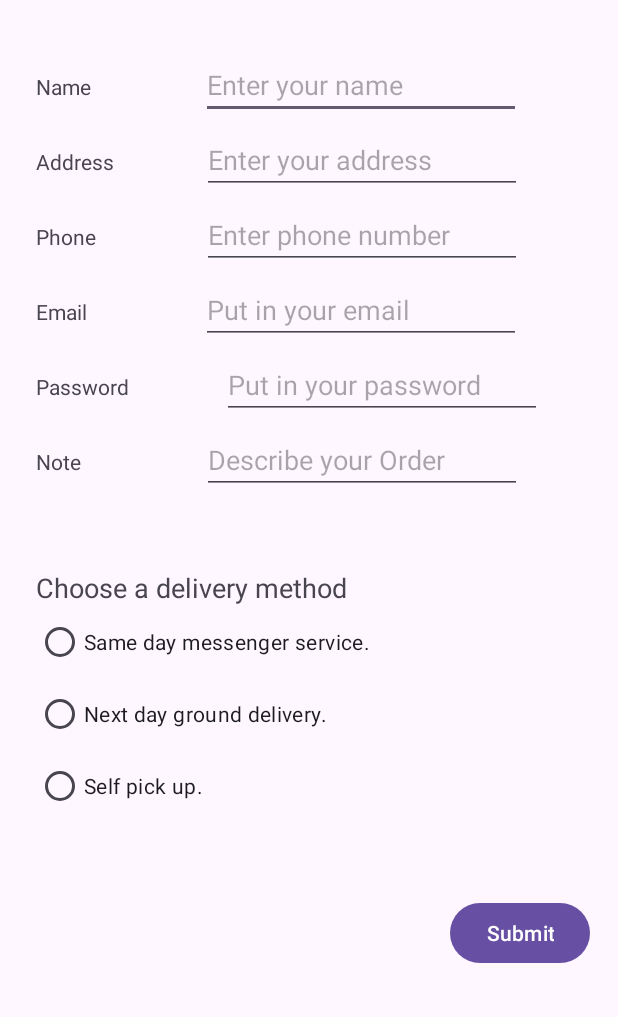
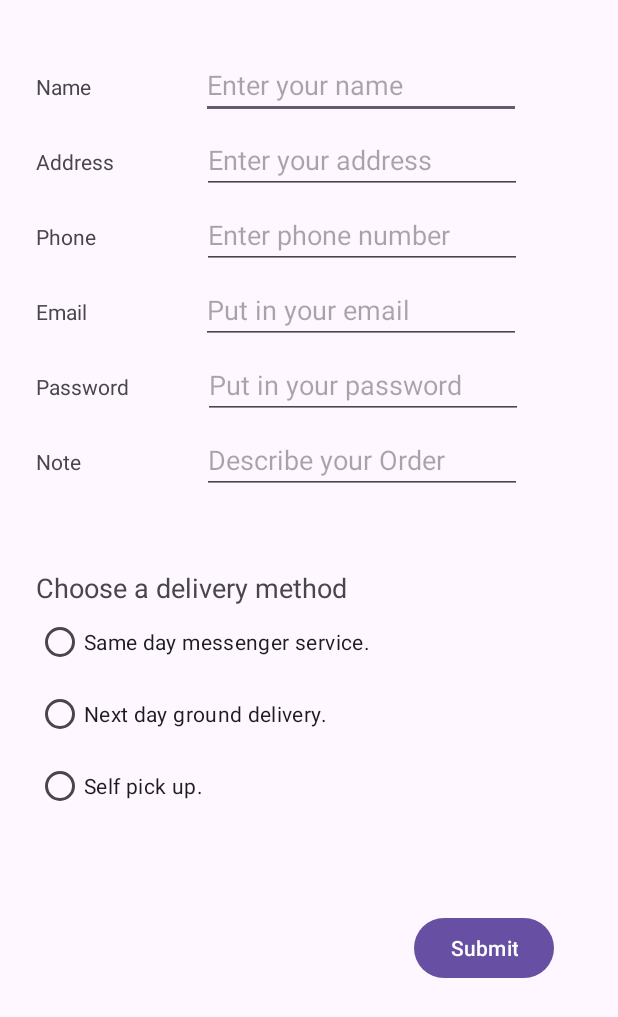
Before and after one commit to Marz-dev-tech/137214_Cafe_App, an Android app: the OrderActivity screen opened directly, with no data from a screen before it, on a phone screen of 412 x 824 dp. Shown: the top 1017 px of the screen. Run offline under Robolectric (Android 15) with nearby library versions, the phone set to English and light mode, and no system bars.

Commit message:
small changes

```diff
--- a/app/src/main/res/layout/activity_order.xml
+++ b/app/src/main/res/layout/activity_order.xml
@@ -132,7 +132,7 @@
         android:inputType="textPassword"
         app:layout_constraintBaseline_toBaselineOf="@id/password_label"
         app:layout_constraintEnd_toEndOf="parent"
-        app:layout_constraintHorizontal_bias="0.514"
+        app:layout_constraintHorizontal_bias="0.392"
         app:layout_constraintStart_toEndOf="@id/password_label" />
 
     <TextView
@@ -203,12 +203,11 @@
         android:id="@+id/submitButton"
         android:layout_width="wrap_content"
         android:layout_height="wrap_content"
-        android:layout_marginStart="300dp"
-        android:layout_marginTop="50dp"
+        android:layout_marginStart="276dp"
+        android:layout_marginTop="60dp"
         android:onClick="submitForm"
         android:text="Submit"
         app:layout_constraintStart_toStartOf="parent"
-        app:layout_constraintTop_toBottomOf="@id/radiogroup"
-         />
+        app:layout_constraintTop_toBottomOf="@id/radiogroup" />
 
 </androidx.constraintlayout.widget.ConstraintLayout>
--- a/app/src/main/res/layout/activity_order_details.xml
+++ b/app/src/main/res/layout/activity_order_details.xml
@@ -11,7 +11,7 @@
         android:id="@+id/textView"
         android:layout_width="wrap_content"
         android:layout_height="wrap_content"
-        android:layout_marginStart="152dp"
+        android:layout_marginStart="136dp"
         android:layout_marginTop="208dp"
         android:text="RECEIVED!"
         android:textSize="75px"
```
